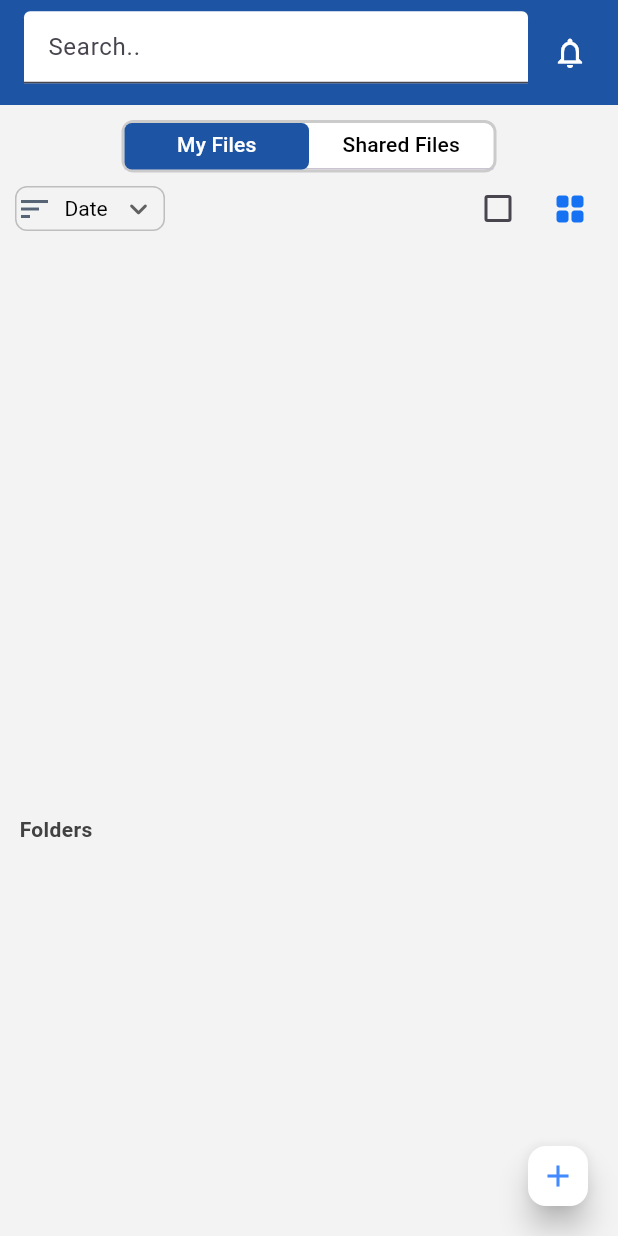
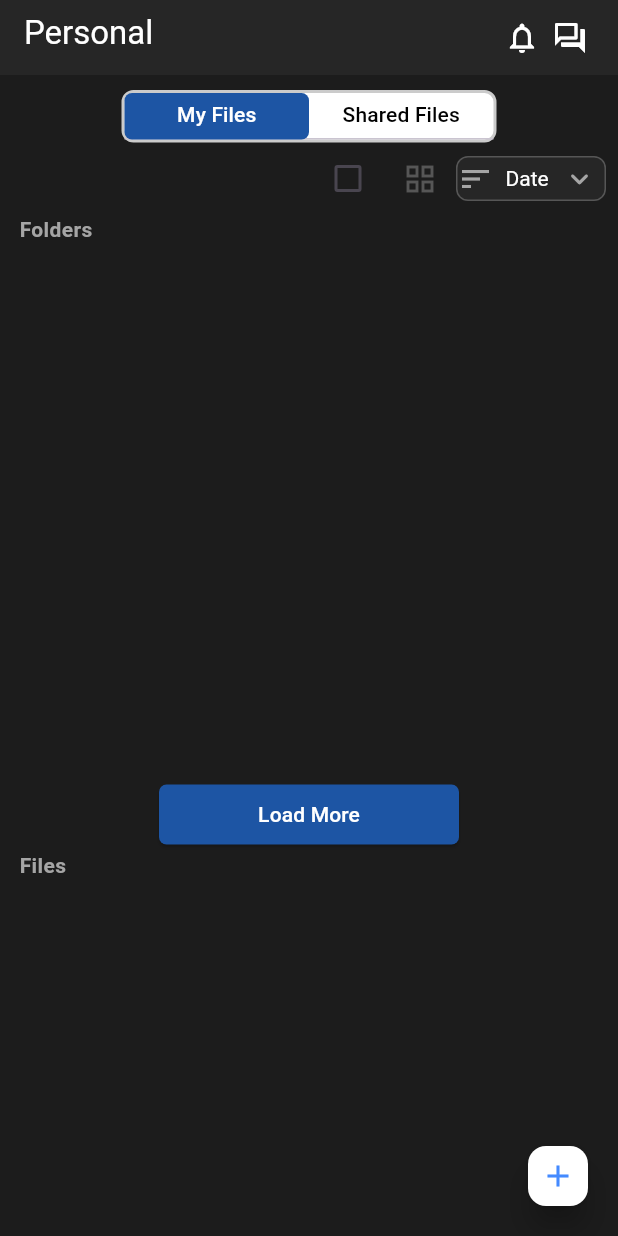
Before and after one commit to ppsshubham01/demo_Tagifile, a Flutter app: the PersonalPage screen opened directly, on a phone screen of 412 x 824 dp. Run offline on Flutter 3.47's test engine with Material 3 defaults, Android fonts, the phone set to English and light mode, and no system bars; our stand-ins replace connectivity_plus, flutter_local_notifications, flutter_native_splash, flutter_svg, form_field_validator, shared_preferences; accounts and stored records are empty.

Commit message:
changeUI In personalTab

```diff
--- a/lib/screens/home/tabs/personal_tab.dart
+++ b/lib/screens/home/tabs/personal_tab.dart
@@ -5,6 +5,7 @@ import 'package:provider/provider.dart';
 import 'package:shared_preferences/shared_preferences.dart';
 import 'package:tagifiles/model/user_data.dart';
 import 'package:tagifiles/provider/auth_provider.dart';
+import 'package:tagifiles/screens/home/tabs/collaborate_tab.dart';
 import 'package:tagifiles/services/service.dart';
 import 'package:tagifiles/util/local_notification.dart';
 
@@ -20,29 +21,6 @@ class _PersonalPageState extends State<PersonalPage>
   // List<Note> searchedItems = [];
 
   List<Model> userdata = [Model()];
-
-  // searching element from toDoList2
-  void searchingElements(String text) {
-    setState(() {});
-    // searchedItems.clear();
-    // if (text.isEmpty) {
-    //   setState(() {});
-    //   return;
-    // } else {
-    //   for (var element in toDoList2) {
-    //     if (element.title.toLowerCase().contains(
-    //         text.toLowerCase().trim().replaceAll(RegExp(r'\b\s+\b'), ''))) {
-    //       // print(element.title);
-    //       searchedItems.add(element);
-    //     }
-    //   }
-    //   setState(() {});
-    // }
-    // setState(() {
-    // });
-    //print(text.trim());
-    // print(searchedItems.length);
-  }
 
   @override
   void initState() {
@@ -60,42 +38,27 @@ class _PersonalPageState extends State<PersonalPage>
     print(temp.result);
 
     return Scaffold(
-      backgroundColor: const Color(0xFFF3F3F3),
+      backgroundColor: const Color(0xFF1C1C1C),
 
       /// APPBAR Start
       appBar: AppBar(
-        toolbarHeight: 70,
+        toolbarHeight: 50,
         automaticallyImplyLeading: false,
         title: Container(
           // height: 45,
           margin: const EdgeInsets.only(top: 5.0, bottom: 10.0),
-          child: Center(
-            child: SizedBox(
-              width: double.infinity,
-              height: 50.0,
-              child: TextField(
-                // maxLines: 1,
-                //maxLength: 100,
-                onChanged: (value) => searchingElements(value),
-                style: const TextStyle(overflow: TextOverflow.fade),
-                decoration: InputDecoration(
-                    hintText: 'Search..',
-                    fillColor: Colors.white,
-                    filled: true,
-                    focusedBorder: OutlineInputBorder(
-                        borderRadius: BorderRadius.circular(5.0),
-                        borderSide:
-                            const BorderSide(color: Colors.white, width: 2.0))),
-                expands: false,
+          child: const Text(
+            "Personal",
+            style: TextStyle(color: Color(0xFFFFFFFF)),
           ),
         ),
-          ),
-        ),
-        backgroundColor: const Color(0xFF1D55A4),
+        backgroundColor: const Color(0xFF262626),
         actions: <Widget>[
           Padding(
             padding: const EdgeInsets.only(right: 20.0),
-            child: GestureDetector(
+            child: Row(
+              children: [
+                GestureDetector(
                   onTap: () {
                     // LocalNotificationService.display('titleText', 'bodyText');
                   },
@@ -103,6 +66,23 @@ class _PersonalPageState extends State<PersonalPage>
                     Icons.notifications_none,
                     color: Colors.white,
                   ),
+                ),
+                const SizedBox(
+                  width: 8,
+                ),
+                GestureDetector(
+                  onTap: () {
+                    Navigator.push(
+                        context,
+                        MaterialPageRoute(
+                            builder: (_) => const CollaboratePage()));
+                  },
+                  child: const Icon(
+                    Icons.forum_outlined,
+                    color: Colors.white,
+                  ),
+                ),
+              ],
             ),
           )
         ],
@@ -112,7 +92,6 @@ class _PersonalPageState extends State<PersonalPage>
       body: DefaultTabController(
         length: 2,
         child: Column(
-
           children: [
             Container(
               margin: const EdgeInsets.only(top: 10),
@@ -191,8 +170,16 @@ class _MyFilesTabState extends State<MyFilesTab> {
   List<int>? selectedFolderItems = [];
   List<int>? selectedFileItems = [];
   String? tokenData;
+  bool _islodingDataPersonal = false;
+  bool _isLoadMorePersonal = false;
 
-  Widget buildScroll() => const SingleChildScrollView();
+  void _loadMoreDataPersonal() {
+    setState(() {
+      _isLoadMorePersonal = !_isLoadMorePersonal;
+    });
+  }
+
+  // Widget buildScroll() => const SingleChildScrollView();
 
   ///Store the Token
   void getToken() async {
@@ -241,8 +228,8 @@ class _MyFilesTabState extends State<MyFilesTab> {
               padding:
                   const EdgeInsets.only(right: 5, left: 5, top: 5, bottom: 5),
               decoration: BoxDecoration(
-                color: isSelected ? Colors.blueAccent : Colors.white,
-                border: Border.all(color: const Color(0xFFBEBEBE), width: 1),
+                color: isSelected ? Colors.blueAccent : const Color(0xFF707070),
+                // border: Border.all(color: const Color(0xFFBEBEBE), width: 1),
                 borderRadius: BorderRadius.circular(8),
               ),
               child: Column(
@@ -258,7 +245,7 @@ class _MyFilesTabState extends State<MyFilesTab> {
                       ),
                       Align(
                         alignment: Alignment.centerRight,
-                        child: PopupMenuButton<String>(
+                        child: PopupMenuButton<String>(iconColor: Colors.white,
                           onSelected: (value) {
                             if (value == 'details') {
                               print('Detailes selected');
@@ -319,11 +306,11 @@ class _MyFilesTabState extends State<MyFilesTab> {
                           },
                         ),
                       ),
-
                     ],
                   ),
                   Container(
                     height: 100,
+                    color: Colors.black,
                     width: double.infinity,
                     margin:
                         const EdgeInsets.only(bottom: 5, left: 10, right: 10),
@@ -380,11 +367,19 @@ class _MyFilesTabState extends State<MyFilesTab> {
                                   fontWeight: FontWeight.bold),
                             ),
                             const Spacer(),
-                            widget.fetchedfterlogin.ffetchDataafterLogin.sharingData?[widget.fetchedfterlogin.fileList[index].contentId.toString()]?.users ?? false ?
-                            const Icon(
+                            widget
+                                        .fetchedfterlogin
+                                        .ffetchDataafterLogin
+                                        .sharingData?[widget.fetchedfterlogin
+                                            .fileList[index].contentId
+                                            .toString()]
+                                        ?.users ??
+                                    false
+                                ? const Icon(
                                     Icons.mobile_screen_share,
                                     color: Color(0xFF566476),
-                            ) : SizedBox.shrink()
+                                  )
+                                : SizedBox.shrink()
                           ],
                         ),
                         const SizedBox(
@@ -418,8 +413,8 @@ class _MyFilesTabState extends State<MyFilesTab> {
   /// FolderList
   Widget buildFolderGrid() => GridView.builder(
         gridDelegate: const SliverGridDelegateWithFixedCrossAxisCount(
-          childAspectRatio: 0.95,
-          crossAxisCount: 3,
+          childAspectRatio:(1 / .75),
+          crossAxisCount: 2,
           crossAxisSpacing: 10,
           mainAxisSpacing: 10,
         ),
@@ -436,7 +431,6 @@ class _MyFilesTabState extends State<MyFilesTab> {
           return GestureDetector(
             onTap: () {
               if (isSelectable) {
-              print('tapped...........');
                 if (isSelected) {
                   setState(() {
                     selectedFolderItems?.remove(widget
@@ -446,16 +440,18 @@ class _MyFilesTabState extends State<MyFilesTab> {
                 } else {
                   // selectedFolderItems?.add(widget.fetchedfterlogin.folderList[index].contentId!.toInt());
                   setState(() {
-                    selectedFolderItems?.add(widget.fetchedfterlogin.folderList[index].contentId!.toInt());
+                    selectedFolderItems?.add(widget
+                        .fetchedfterlogin.folderList[index].contentId!
+                        .toInt());
                   });
                 }
               }
             },
             child: Container(
-              padding: const EdgeInsets.all(5),
+              padding: const EdgeInsets.all(15),
               decoration: BoxDecoration(
-                color: isSelected ? Colors.blueAccent : Colors.white,
-                border: Border.all(color: const Color(0xFFBEBEBE), width: 1),
+                color: isSelected ? Colors.blueAccent : const Color(0xFF262626),
+                // border: Border.all(color: const Color(0xFFBEBEBE), width: 1),
                 borderRadius: BorderRadius.circular(8),
               ),
               child: Column(
@@ -474,6 +470,7 @@ class _MyFilesTabState extends State<MyFilesTab> {
                       Align(
                         alignment: Alignment.centerRight,
                         child: PopupMenuButton<String>(
+                          iconColor: const Color(0xFFA5A5A5),
                           onSelected: (value) {
                             if (value == 'details') {
                               print('Detailes selected');
@@ -483,7 +480,7 @@ class _MyFilesTabState extends State<MyFilesTab> {
                               print('rename selected');
                             }
                           },
-                          offset: Offset(-20, 20),
+                          offset: Offset(-25, 30),
                           itemBuilder: (BuildContext context) {
                             return [
                               const PopupMenuItem<String>(
@@ -547,15 +544,23 @@ class _MyFilesTabState extends State<MyFilesTab> {
                                 .toString(),
                             style: const TextStyle(
                                 overflow: TextOverflow.ellipsis,
-                                color: Color(0xFF7A7A7A)),
+                                color: Color(0xFFFFFFFF)),
                           ),
                         ),
                         const Spacer(),
-                        widget.fetchedfterlogin.ffetchDataafterLogin.sharingData?[widget.fetchedfterlogin.folderList[index].contentId.toString()]?.users ?? false ?
-                        const Icon(
+                        widget
+                                    .fetchedfterlogin
+                                    .ffetchDataafterLogin
+                                    .sharingData?[widget.fetchedfterlogin
+                                        .folderList[index].contentId
+                                        .toString()]
+                                    ?.users ??
+                                false
+                            ? const Icon(
                                 Icons.mobile_screen_share,
                                 color: Color(0xFF566476),
-                        ) : const SizedBox.shrink()
+                              )
+                            : const SizedBox.shrink()
                       ],
                     ),
                   ),
@@ -563,7 +568,7 @@ class _MyFilesTabState extends State<MyFilesTab> {
                       padding: EdgeInsets.only(left: 10),
                       child: Text(
                         '27/06/2002',
-                        style: TextStyle(color: Color(0xFFBEBEBE)),
+                        style: TextStyle(color: Color(0xFFA5A5A5)),
                       )),
                 ],
               ),
@@ -581,8 +586,11 @@ class _MyFilesTabState extends State<MyFilesTab> {
   //   return itemCount;
   // }
   int get selectedItemCount {
-    int fileCount = selectedFileItems?.isNotEmpty ?? false ? selectedFileItems!.length : 0;
-    int folderCount = selectedFolderItems?.isNotEmpty ?? false ? selectedFolderItems!.length : 0;
+    int fileCount =
+        selectedFileItems?.isNotEmpty ?? false ? selectedFileItems!.length : 0;
+    int folderCount = selectedFolderItems?.isNotEmpty ?? false
+        ? selectedFolderItems!.length
+        : 0;
     int itemCount = fileCount + folderCount;
     return itemCount;
   }
@@ -606,44 +614,8 @@ class _MyFilesTabState extends State<MyFilesTab> {
         Padding(
           padding: const EdgeInsets.only(left: 10.0, right: 8),
           child: Row(
-            mainAxisAlignment: MainAxisAlignment.spaceBetween,
+            mainAxisAlignment: MainAxisAlignment.end,
             children: [
-              Container(
-                decoration: BoxDecoration(
-                  border: Border.all(color: const Color(0xFFBEBEBE), width: 1),
-                  borderRadius: BorderRadius.circular(8),
-                ),
-                height: 30,
-                width: 100,
-                child: DropdownButton<String>(
-                  value: dropDownList,
-                  icon: const Icon(Icons.keyboard_arrow_down_rounded),
-                  iconSize: 24,
-                  elevation: 16,
-                  style: const TextStyle(color: Colors.black),
-                  underline: const SizedBox(),
-                  onChanged: (String? newValue) {
-                    if (newValue != null) {
-                      dropDownList = newValue;
-                    }
-                  },
-                  items: <String>['Date', 'Name'].map((String value) {
-                    return DropdownMenuItem<String>(
-                      value: value,
-                      child: Row(
-                        children: [
-                          const Icon(
-                            Icons.sort,
-                            color: Color(0xFF566476),
-                          ),
-                          const SizedBox(width: 8),
-                          Text(value),
-                        ],
-                      ),
-                    );
-                  }).toList(),
-                ),
-              ),
               //delete totalItems Line
               Row(
                 children: [
@@ -665,11 +637,15 @@ class _MyFilesTabState extends State<MyFilesTab> {
                             )
                           : const SizedBox.shrink(),
                       selectedItemCount > 0
-                          ? Text('$selectedItemCount selected',
-                              style: const TextStyle(fontSize: 16),
+                          ? Text(
+                              '$selectedItemCount selected',
+                              style: const TextStyle(
+                                  fontSize: 16, color: Color(0xFFA5A5A5)),
                             )
                           : const SizedBox.shrink(),
                       Checkbox(
+                        checkColor: Colors.black,
+                        activeColor: const Color(0xFF1672F3),
                         value: isSelectable,
                         onChanged: (value) {
                           setState(() {
@@ -690,42 +666,112 @@ class _MyFilesTabState extends State<MyFilesTab> {
                         });
                       },
                       icon: const Icon(
-                        Icons.grid_view_rounded,
-                        color: Color(0xFF1672F3),
+                        Icons.grid_view,
+                        color: Color(0xFF565656),
                       )),
+                  Container(
+                    decoration: BoxDecoration(
+                      color: const Color(0xFF262626),
+                      border:
+                          Border.all(color: const Color(0xFF565656), width: 1),
+                      borderRadius: BorderRadius.circular(8),
+                    ),
+                    height: 30,
+                    width: 100,
+                    child: DropdownButton<String>(
+                      dropdownColor: const Color(0xFF262626),
+                      value: dropDownList,
+                      icon: const Icon(
+                        Icons.keyboard_arrow_down_rounded,
+                        color: Color(0xFFA5A5A5),
+                      ),
+                      iconSize: 24,
+                      // elevation: 5,
+                      style: const TextStyle(color: Colors.white),
+                      underline: const SizedBox(),
+                      onChanged: (String? newValue) {
+                        if (newValue != null) {
+                          dropDownList = newValue;
+                        }
+                      },
+                      items: <String>['Date', 'Name'].map((String value) {
+                        return DropdownMenuItem<String>(
+                          value: value,
+                          child: Row(
+                            children: [
+                              const Icon(
+                                Icons.sort,
+                                color: Color(0xFFA5A5A5),
+                              ),
+                              const SizedBox(width: 8),
+                              Text(value),
+                            ],
+                          ),
+                        );
+                      }).toList(),
+                    ),
+                  ),
                 ],
               )
             ],
           ),
         ),
-
-
-
         widget.fetchedfterlogin.deleteLoading
             ? const Center(
                 child: Center(child: CircularProgressIndicator()),
-        ) :
-        Expanded(
+              )
+            : Expanded(
                 child: ListView.builder(
                   itemCount: 1,
                   itemBuilder: (context, index) {
                     return Column(
                       crossAxisAlignment: CrossAxisAlignment.start,
                       children: [
+                        const Padding(
+                          padding: EdgeInsets.only(left: 13.0),
+                          child: Text(
+                            "Folders",
+                            style: TextStyle(
+                                color: Color(0xFFA5A5A5),
+                                fontWeight: FontWeight.bold,
+                                fontSize: 14),
+                          ),
+                        ),
                         SizedBox(
                           width: double.infinity,
-                    height: 380,
+                          height: 356,
                           child: Padding(
-                      padding: const EdgeInsets.all(10),
-                      child: buildGrid(),
+                            padding: const EdgeInsets.only(
+                                left: 10.0, right: 10, top: 8.0, bottom: 8.0),
+                            child: buildFolderGrid(),
+                            // child: isList ? buildFolderList() : buildFolderGrid(),
                           ),
                         ),
+                        !_islodingDataPersonal
+                            ? Center(
+                              child: ElevatedButton(
+                                  onPressed: () {
+                                    _loadMoreDataPersonal();
+                                  },
+                                  style: ElevatedButton.styleFrom(
+                                    backgroundColor: const Color((0xFF1D55A4)),
+                                    shape: RoundedRectangleBorder(
+                                        borderRadius: BorderRadius.circular(5.0)),
+                                    padding: const EdgeInsets.symmetric(
+                                        horizontal: 20.0, vertical: 10.0),
+                                    fixedSize: const Size(200, 25),
+                                  ),
+                                  child: Text(_isLoadMorePersonal ? 'Load less' : 'Load More',style: const TextStyle(color: Colors.white),),
+                                ),
+                            )
+                            : const SizedBox.shrink(),
+
                         const Padding(
                           padding: EdgeInsets.only(left: 13),
                           child: Text(
-                      'Folders',
+                            'Files',
                             style: TextStyle(
-                          color: Color(0xFF414141),
+                                color: Color(0xFFA5A5A5),
                                 fontWeight: FontWeight.bold,
                                 fontSize: 14),
                           ),
@@ -737,12 +783,10 @@ class _MyFilesTabState extends State<MyFilesTab> {
                         //     :
                         SizedBox(
                           width: double.infinity,
-                          height: 350,
+                          height: 380,
                           child: Padding(
-                            padding: const EdgeInsets.only(
-                                left: 10.0, right: 10, top: 8.0, bottom: 8.0),
-                            child: buildFolderGrid(),
-                            // child: isList ? buildFolderList() : buildFolderGrid(),
+                            padding: const EdgeInsets.all(10),
+                            child: buildGrid(),
                           ),
                         ),
                       ],
```
Lines whose indentation alone changed are shown as unchanged.
